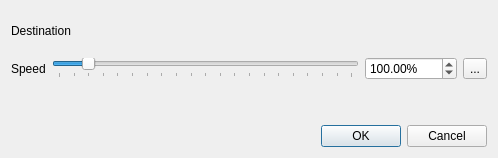
Qt form src/ui/clipspeed_ui.ui (KDE/kdenlive) before a commit.
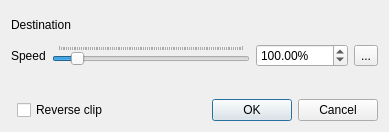
The same form after that commit. Custom widgets are drawn as their Qt base class.

Commit message: Re-use better dialog for timeline change clip speed (with slider)

The edit to the form file:
```diff
--- a/src/ui/clipspeed_ui.ui
+++ b/src/ui/clipspeed_ui.ui
@@ -6,48 +6,14 @@
    <rect>
     <x>0</x>
     <y>0</y>
-    <width>498</width>
-    <height>158</height>
+    <width>389</width>
+    <height>132</height>
    </rect>
   </property>
   <property name="windowTitle">
    <string>Dialog</string>
   </property>
   <layout class="QGridLayout" name="gridLayout">
-   <item row="2" column="1">
-    <spacer name="verticalSpacer">
-     <property name="orientation">
-      <enum>Qt::Vertical</enum>
-     </property>
-     <property name="sizeHint" stdset="0">
-      <size>
-       <width>20</width>
-       <height>0</height>
-      </size>
-     </property>
-    </spacer>
-   </item>
-   <item row="0" column="0" colspan="3">
-    <layout class="QHBoxLayout" name="horizontalLayout_2">
-     <item>
-      <widget class="QLabel" name="label_dest">
-       <property name="text">
-        <string>Destination</string>
-       </property>
-      </widget>
-     </item>
-     <item>
-      <widget class="KUrlRequester" name="kurlrequester">
-       <property name="sizePolicy">
-        <sizepolicy hsizetype="Preferred" vsizetype="MinimumExpanding">
-         <horstretch>0</horstretch>
-         <verstretch>0</verstretch>
-        </sizepolicy>
-       </property>
-      </widget>
-     </item>
-    </layout>
-   </item>
    <item row="1" column="0" colspan="3">
     <layout class="QHBoxLayout" name="horizontalLayout">
      <item>
@@ -72,10 +38,7 @@
         <enum>Qt::Horizontal</enum>
        </property>
        <property name="tickPosition">
-        <enum>QSlider::TicksBelow</enum>
-       </property>
-       <property name="tickInterval">
-        <number>50</number>
+        <enum>QSlider::TicksAbove</enum>
        </property>
       </widget>
      </item>
@@ -107,7 +70,7 @@
      </item>
     </layout>
    </item>
-   <item row="3" column="2">
+   <item row="4" column="2">
     <widget class="QDialogButtonBox" name="buttonBox">
      <property name="orientation">
       <enum>Qt::Horizontal</enum>
@@ -117,12 +80,53 @@
      </property>
     </widget>
    </item>
+   <item row="3" column="1">
+    <spacer name="verticalSpacer">
+     <property name="orientation">
+      <enum>Qt::Vertical</enum>
+     </property>
+     <property name="sizeHint" stdset="0">
+      <size>
+       <width>20</width>
+       <height>0</height>
+      </size>
+     </property>
+    </spacer>
+   </item>
+   <item row="0" column="0" colspan="3">
+    <layout class="QHBoxLayout" name="destination_layout">
+     <item>
+      <widget class="QLabel" name="label_dest">
+       <property name="text">
+        <string>Destination</string>
+       </property>
+      </widget>
+     </item>
+     <item>
+      <widget class="KUrlRequester" name="kurlrequester">
+       <property name="sizePolicy">
+        <sizepolicy hsizetype="Preferred" vsizetype="MinimumExpanding">
+         <horstretch>0</horstretch>
+         <verstretch>0</verstretch>
+        </sizepolicy>
+       </property>
+      </widget>
+     </item>
+    </layout>
+   </item>
+   <item row="4" column="1">
+    <widget class="QCheckBox" name="checkBox">
+     <property name="text">
+      <string>Reverse clip</string>
+     </property>
+    </widget>
+   </item>
   </layout>
  </widget>
  <customwidgets>
   <customwidget>
    <class>KUrlRequester</class>
-   <extends>QWidget</extends>
+   <extends>QFrame</extends>
    <header>kurlrequester.h</header>
   </customwidget>
  </customwidgets>
```
Left out of the diff: 1 changed line with no effect on the pictures. The commit also changes 3 other files.
